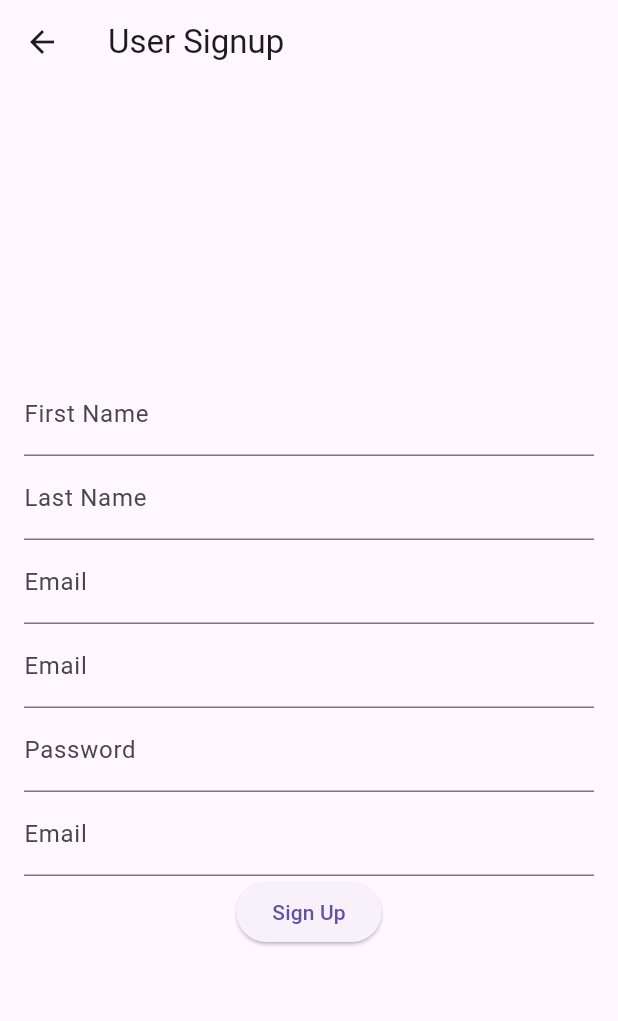
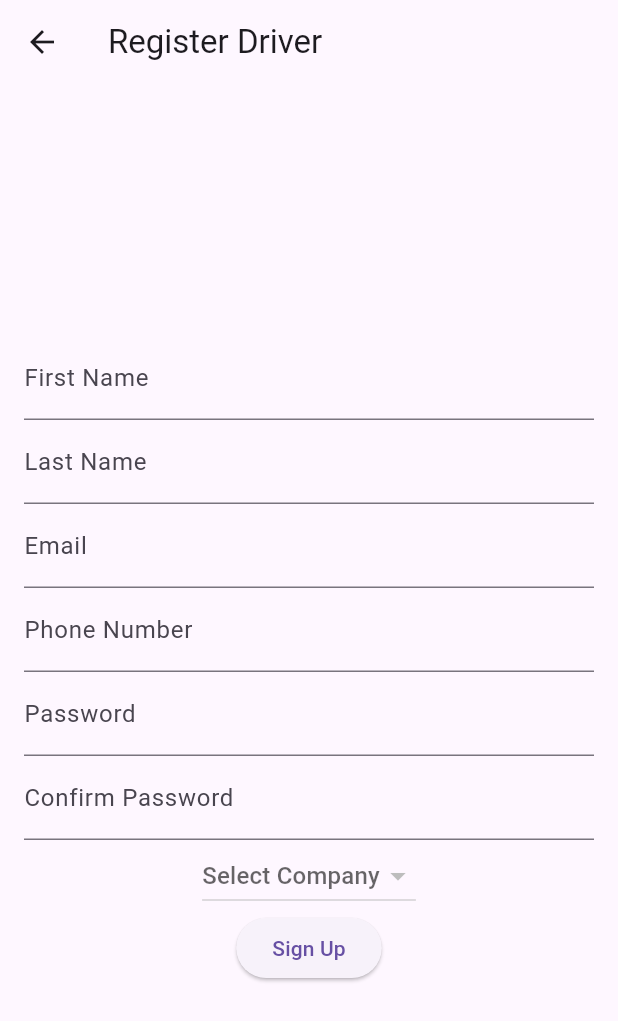
Before and after one commit to mfortelnyy/truckproFlutter, a Flutter app: the DriverSignupPage screen opened directly, on a phone screen of 412 x 824 dp. Shown: the top 1021 px of the screen. Run offline on Flutter 3.47's test engine with Material 3 defaults, Android fonts, the phone set to English and light mode, and no system bars; network calls fail.

Commit message:
Add controllers to get input from the user for registration

```diff
--- a/truckpro/lib/views/driver_signup_page.dart
+++ b/truckpro/lib/views/driver_signup_page.dart
@@ -1,21 +1,104 @@
+import 'dart:math';
+
 import 'package:flutter/material.dart';
-import 'package:truckpro/models/user.dart';
+import 'package:http/http.dart' as http;
+import 'package:truckpro/utils/admin_api_service.dart';
+import 'dart:convert';
+
+import '../models/signup_request.dart';
+import '../models/user.dart';
+import '../utils/login_service.dart';
 
 class DriverSignupPage extends StatefulWidget {
+  const DriverSignupPage({super.key});
+
   @override
-  _DriverSignupPageState createState() => _DriverSignupPageState();
+  DriverSignupPageState createState() => DriverSignupPageState();
 }
 
-class _DriverSignupPageState extends State<DriverSignupPage> {
+class DriverSignupPageState extends State<DriverSignupPage> {
   final TextEditingController _firstNameController = TextEditingController();
   final TextEditingController _lastNameController = TextEditingController();
   final TextEditingController _emailController = TextEditingController();
+  final TextEditingController _phoneController = TextEditingController();
   final TextEditingController _passwordController = TextEditingController();
-  final TextEditingController _verifyPasswordController = TextEditingController();
-  final TextEditingController _phoneController = TextEditingController();
+  final TextEditingController _confirmPasswordController = TextEditingController();
 
+  final AdminApiService _adminService = AdminApiService();
+  final LoginService _loginService = LoginService();
 
- void _showErrorDialog(String errorMessage) {
+  var _companies = [];
+  int? _selectedCompanyId;
+
+  @override
+  void initState() {
+    super.initState();
+    _fetchCompanies();
+  }
+
+  Future<void> _fetchCompanies() async {
+    try {
+      final companies = await _adminService.getAllCompanies("token");
+      setState(() {
+        _companies = companies;
+      });
+    } catch (e) {
+      print('Error fetching companies: $e');
+    }
+  }
+
+  void _handleSignup() async {
+    final String firstName = _firstNameController.text;
+    final String lastName = _lastNameController.text;
+    final String email = _emailController.text;
+    final String phone = _phoneController.text;
+    final String password = _passwordController.text;
+    final String confirmPassword = _confirmPasswordController.text;
+
+    // ensures company is selected
+    if (_selectedCompanyId == null) {
+      _showErrorDialog('Please select a company.');
+      return;
+    }
+
+    // validate email format
+    if (!RegExp(r"^[a-zA-Z0-9.a-zA-Z0-9.!#$%&'*+/=?^_`{|}~-]+@[a-zA-Z0-9]+\.[a-zA-Z]+")
+        .hasMatch(email)) {
+      _showErrorDialog('Invalid email format');
+      return;
+    }
+
+    // validate password matching
+    if (password != confirmPassword) {
+      _showErrorDialog('Passwords do not match!');
+      return;
+    }
+
+    // create DTO for signup
+    SignUpRequest signupDTO = SignUpRequest(
+      firstName: firstName,
+      lastName: lastName,
+      email: email,
+      password: password,
+      confirmPassword: confirmPassword,
+      phoneNumber: phone,
+      companyId: _selectedCompanyId!,
+    );
+
+    // Make the signup request
+    String? res = await _loginService.registerUser(signupDTO);
+
+    if (res!=null && res!.isNotEmpty) {
+      ScaffoldMessenger.of(context).showSnackBar(
+        SnackBar(content: Text('Registration successful ${res}')),
+
+      );
+    } else {
+      _showErrorDialog('Failed to register user. ${res}');
+    }
+  }
+
+  void _showErrorDialog(String errorMessage) {
     showDialog(
       context: context,
       builder: (context) {
@@ -35,28 +118,11 @@ class _DriverSignupPageState extends State<DriverSignupPage> {
     );
   }
 
-  void _handleSignup() async {
-
-
-    // Get user input
-    final String first_name = _firstNameController.text;
-    final String email = _emailController.text;
-    final String password = _passwordController.text;
-
-    // Validate email format
-    if (!RegExp(r"^[a-zA-Z0-9.a-zA-Z0-9.!#$%&'*+/=?^_`{|}~-]+@[a-zA-Z0-9]+\.[a-zA-Z]+")
-        .hasMatch(email)) {
-      _showErrorDialog('Invalid email format');
-      return;
-    }
-  }
-
-
   @override
   Widget build(BuildContext context) {
     return Scaffold(
       appBar: AppBar(
-        title: Text('User Signup'),
+        title: const Text('Register Driver'),
       ),
       body: Padding(
         padding: const EdgeInsets.all(16.0),
@@ -77,7 +143,7 @@ class _DriverSignupPageState extends State<DriverSignupPage> {
             ),
             TextField(
               controller: _phoneController,
-              decoration: InputDecoration(labelText: 'Email'),
+              decoration: InputDecoration(labelText: 'Phone Number'),
             ),
             TextField(
               controller: _passwordController,
@@ -85,12 +151,28 @@ class _DriverSignupPageState extends State<DriverSignupPage> {
               decoration: InputDecoration(labelText: 'Password'),
             ),
             TextField(
-              controller: _verifyPasswordController,
-              decoration: InputDecoration(labelText: 'Email'),
+              controller: _confirmPasswordController,
+              obscureText: true,
+              decoration: InputDecoration(labelText: 'Confirm Password'),
+            ),
+            DropdownButton<int>(
+              hint: Text('Select Company'),
+              value: _selectedCompanyId,
+              onChanged: (int? newValue) {
+                setState(() {
+                  _selectedCompanyId = newValue;
+                });
+              },
+              items: _companies.map((company) {
+                return DropdownMenuItem<int>(
+                  value: company.id,
+                  child: Text(company.name),
+                );
+              }).toList(),
             ),
             ElevatedButton(
               onPressed: _handleSignup,
-              child: Text('Sign Up'),
+              child: const Text('Sign Up'),
             ),
           ],
         ),
```
